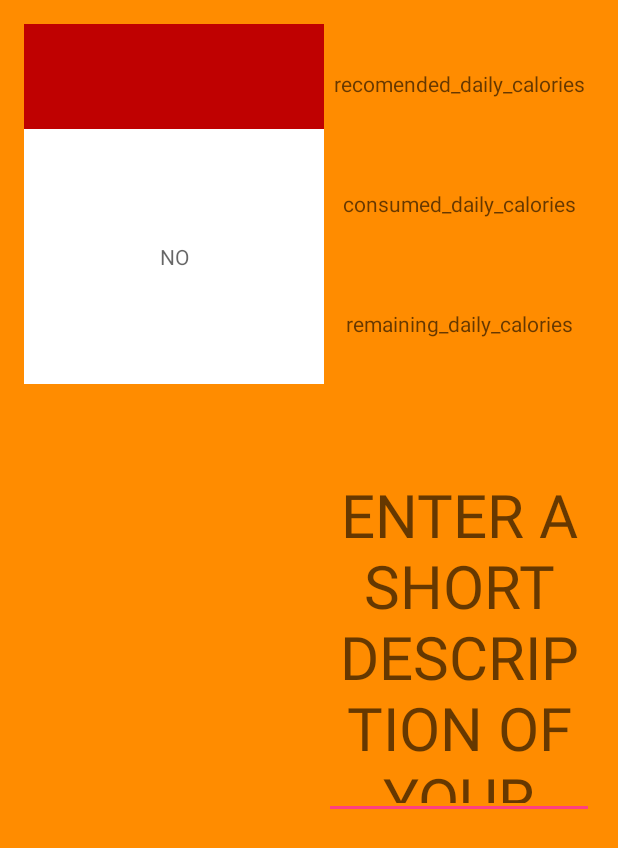
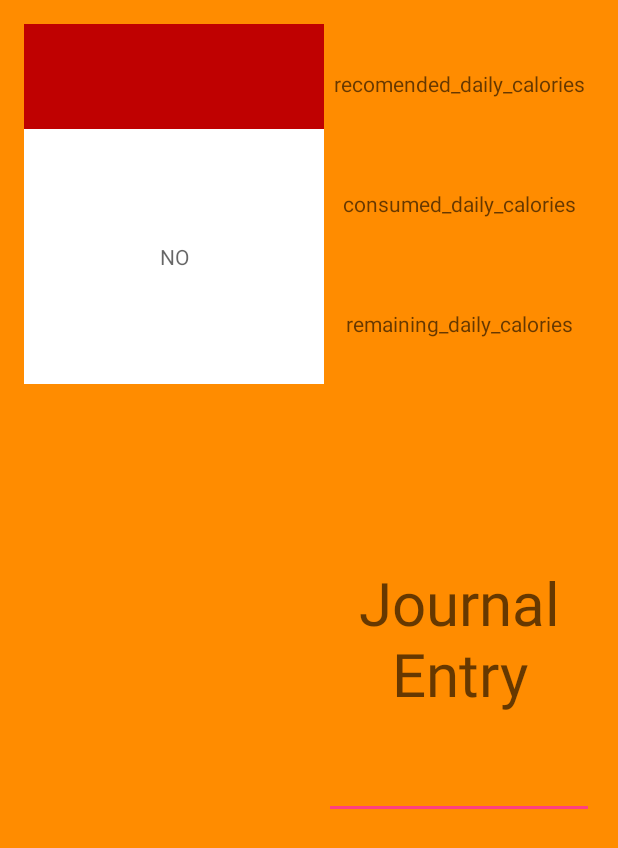
Before and after one commit to IanTennyson/Project2-FoodManagerApp, an Android app: the DetailedFoodTrackerActivity screen opened directly, with no data from a screen before it, on a phone screen of 412 x 824 dp. Shown: the top 848 px of the screen. Run offline under Robolectric (Android 15) with nearby library versions, the phone set to English and light mode, and no system bars; 1 statement that could not run was skipped.

Commit message:
fixed my date on detailed page

```diff
--- a/app/src/main/java/example/codeclan/com/myfoodtracker/Activities/DetailedFoodTrackerActivity.java
+++ b/app/src/main/java/example/codeclan/com/myfoodtracker/Activities/DetailedFoodTrackerActivity.java
@@ -33,11 +33,8 @@ public class DetailedFoodTrackerActivity extends AppCompatActivity {
 
         FoodPlan plan = SharedPreferencesManager.getFoodPlan(this);
 
-        Day day = plan.getFoodOnDate(date);
-        String detailedDate = day.getClass().toString();
-
         TextView textView = (TextView) findViewById(R.id.date);
-        textView.setText(detailedDate);
+        textView.setText(date);
 
     }
 }
--- a/app/src/main/res/layout/activity_detailed_food_tracker.xml
+++ b/app/src/main/res/layout/activity_detailed_food_tracker.xml
@@ -105,7 +105,7 @@
 
         android:gravity="center"
         android:textSize="40dp"
-        android:hint="ENTER A SHORT DESCRIPTION OF YOUR DAY"
+        android:hint="Journal Entry"
         android:layout_width="500dp"
         android:layout_height="240dp"
         android:layout_below="@+id/gap_one"
```
Also changed, not shown: app/src/main/java/example/codeclan/com/myfoodtracker/Activities/DetailedMealTrackerActivity.java (+31 -39 lines), app/src/main/java/example/codeclan/com/myfoodtracker/Adapters/DetailedFoodAdapter.java (+47 -47 lines).
